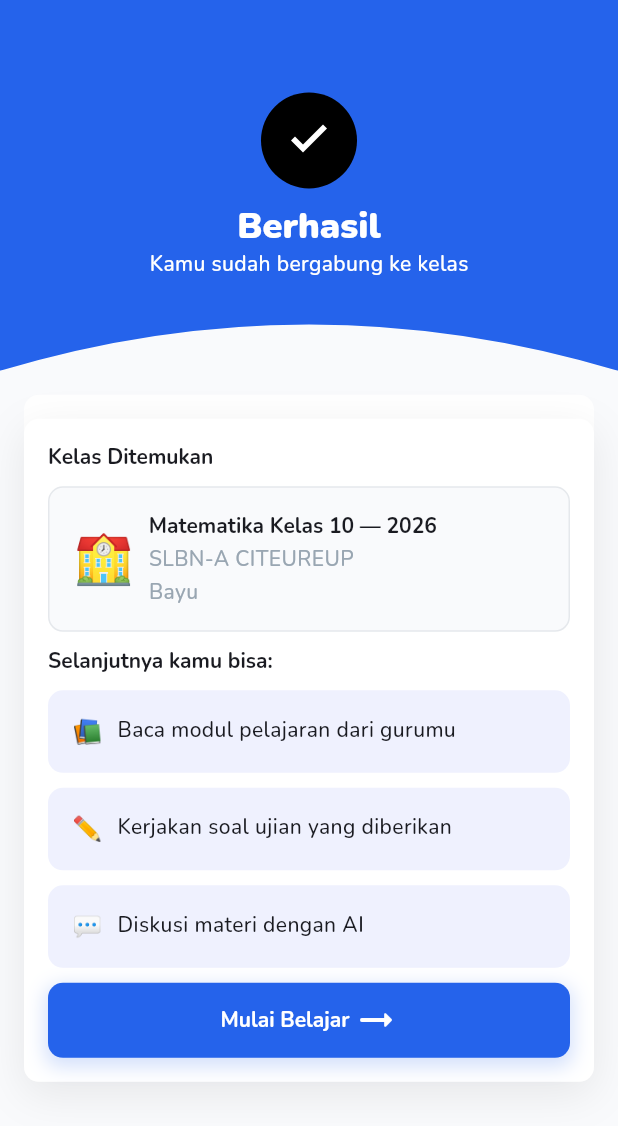
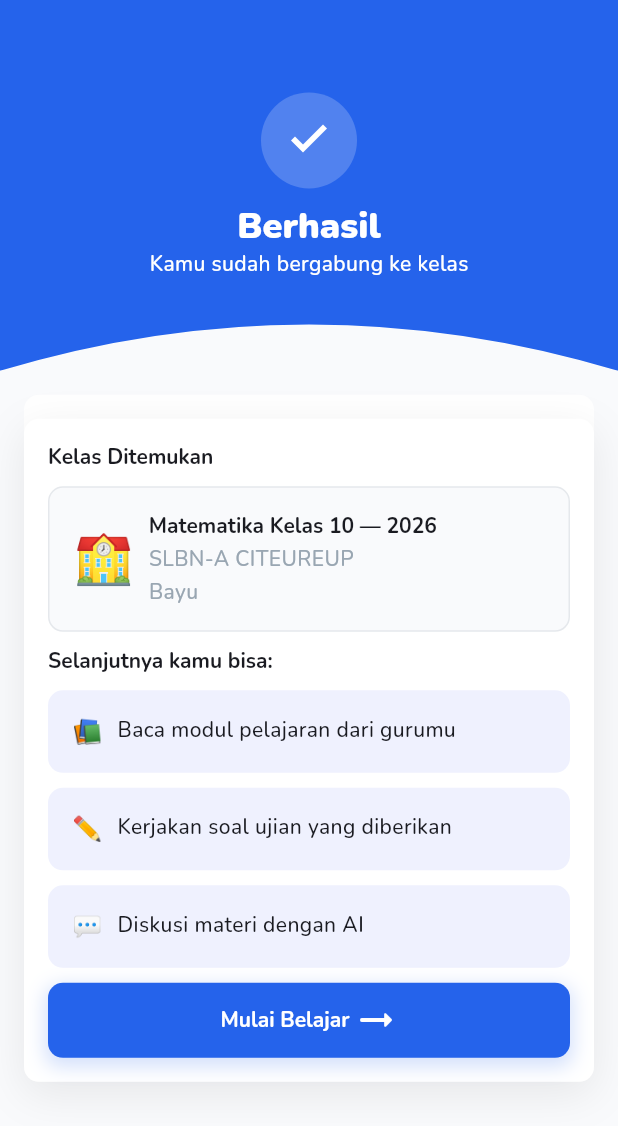
Before and after one commit to zakizakiran/novasight_app, a Flutter app: the SuccessJoinClassView screen opened by its route, on a phone screen of 412 x 824 dp. Shown: the top 1126 px of the screen. Run offline on Flutter 3.47's test engine with Material 3 defaults, Android fonts, the phone set to English and light mode, and no system bars; our stand-ins replace equatable, flutter_secure_storage, flutter_svg, fpdart, get, shimmer; accounts and stored records are empty.

Commit message:
fix icon color, and lifecycle di

```diff
--- a/lib/app/core/styles/colors/color_constant.dart
+++ b/lib/app/core/styles/colors/color_constant.dart
@@ -19,7 +19,7 @@ class ColorConstant {
   static const Color black = Color(0xFF000000);
   static const Color shadowColor = Color.fromARGB(13, 0, 0, 0);
   static const Color shadowAuthColor = Color.fromARGB(20, 0, 0, 0);
-  static const Color whiteShadowColor = Color(0xFF000000);
+  static const Color whiteShadowColor = Color(0x33FFFFFF);
 
   static const Color textPrimaryColor = Color(0xFF2977E5);
   static const Color textDarkGreyColor = Color(0xFF404040);
--- a/lib/app/modules/auth/success_join_class/views/success_join_class_view.dart
+++ b/lib/app/modules/auth/success_join_class/views/success_join_class_view.dart
@@ -5,6 +5,7 @@ import 'package:novasight_app/app/core/styles/svg/svg_constant.dart';
 import 'package:novasight_app/app/data/model/class_model.dart';
 import 'package:novasight_app/app/modules/auth/success_join_class/views/widgets/class_card.dart';
 import 'package:novasight_app/app/modules/auth/success_join_class/views/widgets/feature_card.dart';
+import 'package:novasight_app/app/routes/app_pages.dart';
 
 import '../../../../core/styles/box_shadow_style.dart';
 import '../../widgets/auth_appbar.dart';
@@ -66,7 +67,9 @@ class SuccessJoinClassView extends GetView<SuccessJoinClassController> {
                                 ),
                               ],
                             ),
-                            onPressed: (){}
+                            onPressed: (){
+                              Get.offAllNamed(Routes.MODULE);
+                            }
                         )
                     )
                   ],
--- a/lib/app/modules/module/views/module_view.dart
+++ b/lib/app/modules/module/views/module_view.dart
@@ -67,7 +67,6 @@ class ModuleView extends GetView<ModuleController> {
   }){
     return SingleChildScrollView(
       scrollDirection: Axis.horizontal,
-
       child: Row(
         mainAxisAlignment: MainAxisAlignment.start,
         spacing: Dimens.spaceMediumPadding,
@@ -86,7 +85,7 @@ class ModuleView extends GetView<ModuleController> {
 }){
     return ListView.separated(
         itemCount: modules.length,
-
+        padding: EdgeInsets.zero,
         itemBuilder: (context, i) {
           return ModuleCardWidget(module: modules[i],onDetail: onDetail,);
         },
--- a/lib/app/routes/app_pages.dart
+++ b/lib/app/routes/app_pages.dart
@@ -22,7 +22,7 @@ part 'app_routes.dart';
 class AppPages {
   AppPages._();
 
-  static const INITIAL = Routes.LOGIN;
+  static const INITIAL = Routes.MODULE;
 
   static final routes = [
     GetPage(
```
Also changed, not shown: lib/app/common/common_app_bar.dart (+4 -7 lines).
